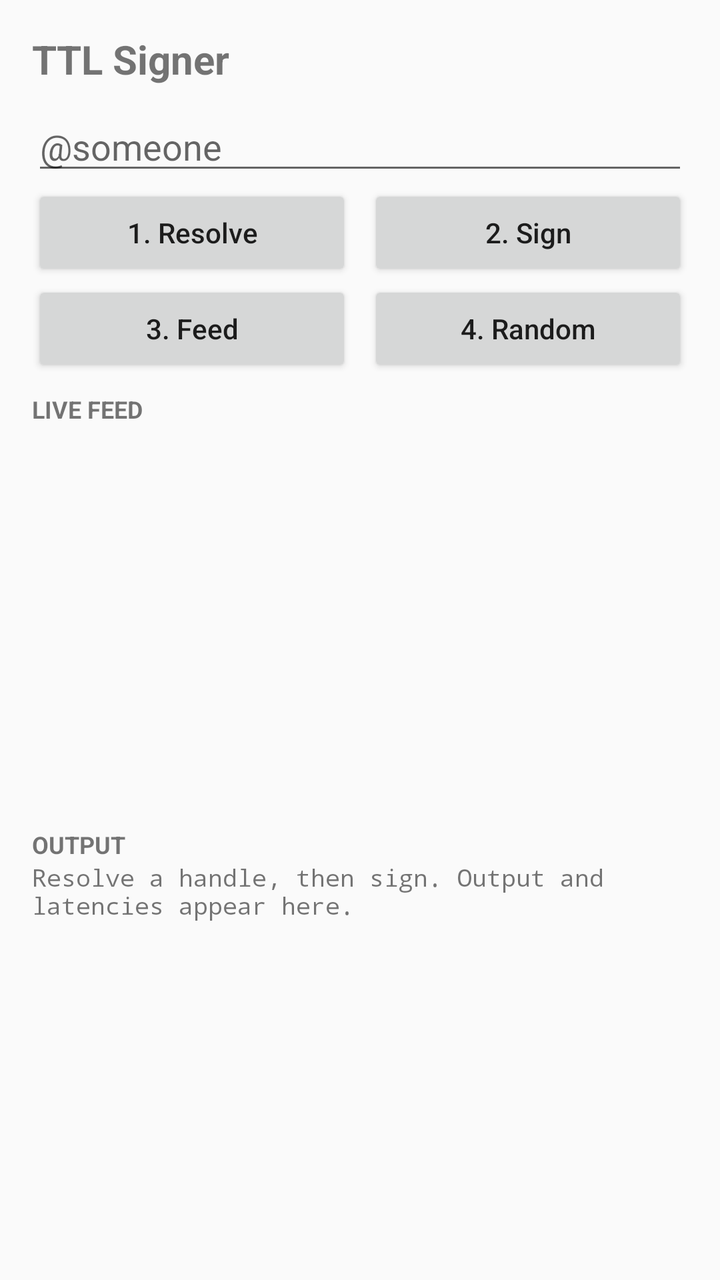
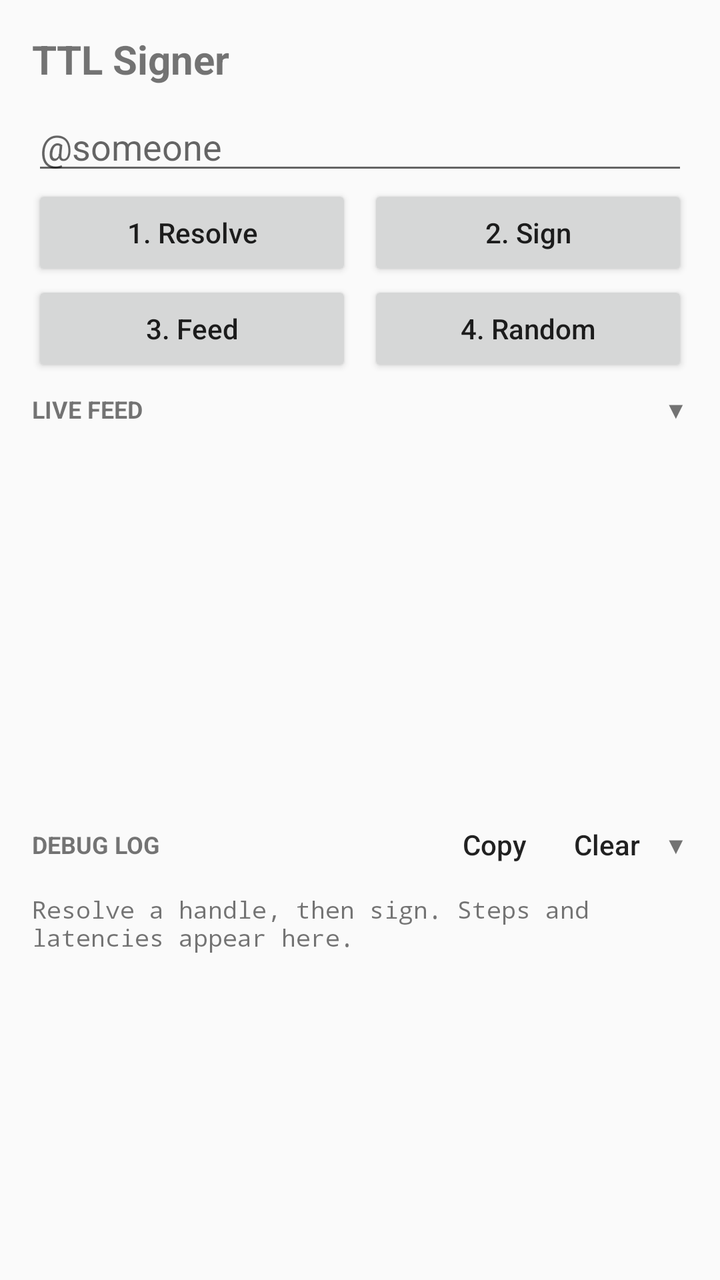

The first picture is an Android layout as it rendered before a commit; the second is the same layout after the commit. The layout source and the unified diff follow.
<!-- AndroidManifest.xml: application theme Theme.TtlSigner -->
<!-- res/layout/activity_main.xml -->
<?xml version="1.0" encoding="utf-8"?>
<FrameLayout xmlns:android="http://schemas.android.com/apk/res/android"
    android:layout_width="match_parent"
    android:layout_height="match_parent"
    android:fitsSystemWindows="true">

    <LinearLayout
        android:layout_width="match_parent"
        android:layout_height="match_parent"
        android:orientation="vertical"
        android:padding="16dp">

        <TextView
            android:layout_width="match_parent"
            android:layout_height="wrap_content"
            android:layout_marginBottom="8dp"
            android:text="@string/app_name"
            android:textSize="20sp"
            android:textStyle="bold" />

        <EditText
            android:id="@+id/handleInput"
            android:layout_width="match_parent"
            android:layout_height="wrap_content"
            android:hint="@string/handle_hint"
            android:inputType="text"
            android:maxLines="1"
            android:importantForAutofill="no" />

        <LinearLayout
            android:layout_width="match_parent"
            android:layout_height="wrap_content"
            android:orientation="horizontal">

            <Button
                android:id="@+id/resolveButton"
                android:layout_width="0dp"
                android:layout_height="wrap_content"
                android:layout_weight="1"
                android:layout_marginEnd="8dp"
                android:ellipsize="end"
                android:maxLines="1"
                android:textAllCaps="false"
                android:text="@string/resolve" />

            <Button
                android:id="@+id/signButton"
                android:layout_width="0dp"
                android:layout_height="wrap_content"
                android:layout_weight="1"
                android:ellipsize="end"
                android:maxLines="1"
                android:textAllCaps="false"
                android:text="@string/sign" />
        </LinearLayout>

        <LinearLayout
            android:layout_width="match_parent"
            android:layout_height="wrap_content"
            android:orientation="horizontal">

            <Button
                android:id="@+id/feedButton"
                android:layout_width="0dp"
                android:layout_height="wrap_content"
                android:layout_weight="1"
                android:layout_marginEnd="8dp"
                android:ellipsize="end"
                android:maxLines="1"
                android:textAllCaps="false"
                android:text="@string/feed" />

            <Button
                android:id="@+id/randomButton"
                android:layout_width="0dp"
                android:layout_height="wrap_content"
                android:layout_weight="1"
                android:ellipsize="end"
                android:maxLines="1"
                android:textAllCaps="false"
                android:text="@string/random" />
        </LinearLayout>

        <ProgressBar
            android:id="@+id/progress"
            android:layout_width="wrap_content"
            android:layout_height="wrap_content"
            android:layout_gravity="center_horizontal"
            android:visibility="gone" />

        <TextView
            android:layout_width="match_parent"
            android:layout_height="wrap_content"
            android:layout_marginTop="8dp"
            android:text="@string/feed_label"
            android:textSize="12sp"
            android:textStyle="bold" />

        <androidx.recyclerview.widget.RecyclerView
            android:id="@+id/feedList"
            android:layout_width="match_parent"
            android:layout_height="0dp"
            android:layout_weight="1" />

        <TextView
            android:layout_width="match_parent"
            android:layout_height="wrap_content"
            android:layout_marginTop="8dp"
            android:text="@string/output_label"
            android:textSize="12sp"
            android:textStyle="bold" />

        <ScrollView
            android:id="@+id/outputScroll"
            android:layout_width="match_parent"
            android:layout_height="0dp"
            android:layout_weight="1"
            android:fillViewport="true">

            <TextView
                android:id="@+id/output"
                android:layout_width="match_parent"
                android:layout_height="wrap_content"
                android:fontFamily="monospace"
                android:text="@string/output_placeholder"
                android:textIsSelectable="true"
                android:textSize="12sp" />
        </ScrollView>

    </LinearLayout>
</FrameLayout>
<!-- resources referenced by this layout -->
<resources>
  <string name="app_name">TTL Signer</string>
  <string name="feed">3. Feed</string>
  <string name="feed_label">LIVE FEED</string>
  <string name="handle_hint">@someone</string>
  <string name="output_label">OUTPUT</string>
  <string name="output_placeholder">Resolve a handle, then sign. Output and latencies appear here.</string>
  <string name="random">4. Random</string>
  <string name="resolve">1. Resolve</string>
  <string name="sign">2. Sign</string>
  <style name="Theme.TtlSigner" parent="Theme.AppCompat.Light.NoActionBar">
          <item name="colorPrimary">#6200EE</item>
          <item name="colorPrimaryDark">#3700B3</item>
          <item name="colorAccent">#03DAC5</item>
      </style>
</resources>

<!-- the commit's change to res/layout/activity_main.xml (unified diff, before → after) -->
@@ -7,6 +7,7 @@
     <LinearLayout
         android:layout_width="match_parent"
         android:layout_height="match_parent"
+        android:animateLayoutChanges="true"
         android:orientation="vertical"
         android:padding="16dp">
 
@@ -88,13 +89,34 @@
             android:layout_gravity="center_horizontal"
             android:visibility="gone" />
 
-        <TextView
+        
+        <LinearLayout
+            android:id="@+id/feedHeader"
             android:layout_width="match_parent"
             android:layout_height="wrap_content"
             android:layout_marginTop="8dp"
-            android:text="@string/feed_label"
-            android:textSize="12sp"
-            android:textStyle="bold" />
+            android:background="?attr/selectableItemBackground"
+            android:clickable="true"
+            android:focusable="true"
+            android:gravity="center_vertical"
+            android:orientation="horizontal">
+
+            <TextView
+                android:id="@+id/feedTitle"
+                android:layout_width="0dp"
+                android:layout_height="wrap_content"
+                android:layout_weight="1"
+                android:text="@string/feed_label"
+                android:textSize="12sp"
+                android:textStyle="bold" />
+
+            <TextView
+                android:id="@+id/feedChevron"
+                android:layout_width="wrap_content"
+                android:layout_height="wrap_content"
+                android:text="@string/expanded"
+                android:textSize="12sp" />
+        </LinearLayout>
 
         <androidx.recyclerview.widget.RecyclerView
             android:id="@+id/feedList"
@@ -102,13 +124,51 @@
             android:layout_height="0dp"
             android:layout_weight="1" />
 
-        <TextView
+        
+        <LinearLayout
+            android:id="@+id/logHeader"
             android:layout_width="match_parent"
             android:layout_height="wrap_content"
             android:layout_marginTop="8dp"
-            android:text="@string/output_label"
-            android:textSize="12sp"
-            android:textStyle="bold" />
+            android:background="?attr/selectableItemBackground"
+            android:clickable="true"
+            android:focusable="true"
+            android:gravity="center_vertical"
+            android:orientation="horizontal">
+
+            <TextView
+                android:layout_width="0dp"
+                android:layout_height="wrap_content"
+                android:layout_weight="1"
+                android:text="@string/output_label"
+                android:textSize="12sp"
+                android:textStyle="bold" />
+
+            <Button
+                android:id="@+id/copyButton"
+                style="@style/Widget.AppCompat.Button.Borderless"
+                android:layout_width="wrap_content"
+                android:layout_height="wrap_content"
+                android:minWidth="0dp"
+                android:textAllCaps="false"
+                android:text="@string/copy" />
+
+            <Button
+                android:id="@+id/clearButton"
+                style="@style/Widget.AppCompat.Button.Borderless"
+                android:layout_width="wrap_content"
+                android:layout_height="wrap_content"
+                android:minWidth="0dp"
+                android:textAllCaps="false"
+                android:text="@string/clear" />
+
+            <TextView
+                android:id="@+id/logChevron"
+                android:layout_width="wrap_content"
+                android:layout_height="wrap_content"
+                android:text="@string/expanded"
+                android:textSize="12sp" />
+        </LinearLayout>
 
         <ScrollView
             android:id="@+id/outputScroll"
<!-- resource entries referenced after the edit -->
@@ -1,11 +1,14 @@
 <!-- resources referenced by this layout -->
 <resources>
   <string name="app_name">TTL Signer</string>
+  <string name="clear">Clear</string>
+  <string name="copy">Copy</string>
+  <string name="expanded">▼</string>
   <string name="feed">3. Feed</string>
   <string name="feed_label">LIVE FEED</string>
   <string name="handle_hint">@someone</string>
-  <string name="output_label">OUTPUT</string>
-  <string name="output_placeholder">Resolve a handle, then sign. Output and latencies appear here.</string>
+  <string name="output_label">DEBUG LOG</string>
+  <string name="output_placeholder">Resolve a handle, then sign. Steps and latencies appear here.</string>
   <string name="random">4. Random</string>
   <string name="resolve">1. Resolve</string>
   <string name="sign">2. Sign</string>
